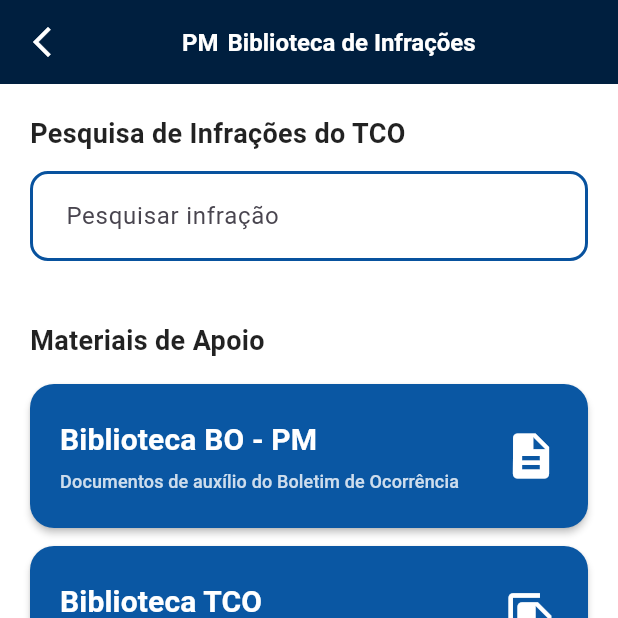
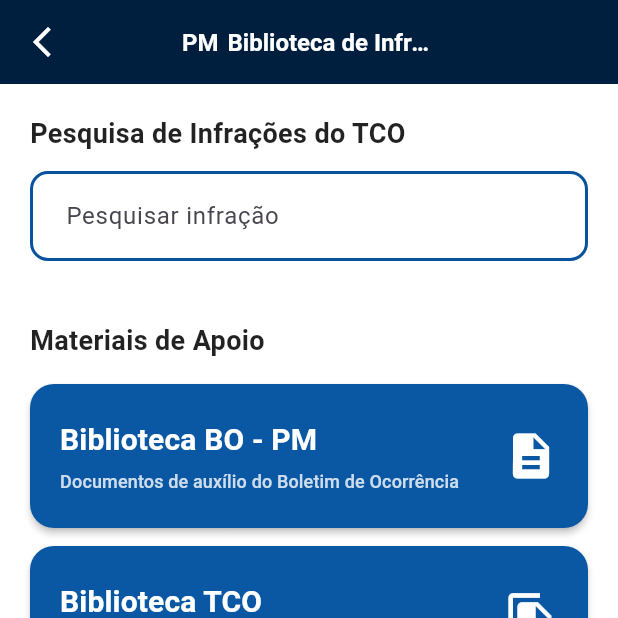
Before and after one commit to Leonel-Santos1/PDM_Projetct, a Flutter app: the HomePage screen opened by its route, after a tap on "Biblioteca", on a phone screen of 412 x 824 dp, the top half of it. Run offline on Flutter 3.47's test engine with Material 3 defaults, Android fonts, the phone set to English and light mode, and no system bars; our stand-ins replace google_fonts; Roboto replaces fonts that are missing (Plus Jakarta Sans); project files that could hold a hidden picture were left out.

Commit message:
Alterações no AppCardBO e no AppRoutes
# Conflicts:
#	lib/pages/home/HomePage.dart
#	lib/routes/routes.dart

```diff
--- a/lib/pages/home/HomePage.dart
+++ b/lib/pages/home/HomePage.dart
@@ -73,7 +73,7 @@ class HomePage extends StatelessWidget {
                       builder: (_) => ReusableFormBottomSheet(
                         title: "Criando BO-PM",
                         subtitle:
-                            "Preencha as informações para criar um novo BO-PM",
+                        "Preencha as informações para criar um novo BO-PM",
                         fixedInfoLabel: "UPM: 2º BPM",
                         fields: [
                           FormFieldConfig.dropdown(
@@ -131,7 +131,7 @@ class HomePage extends StatelessWidget {
                       builder: (_) => ReusableFormBottomSheet(
                         title: "Criando TCO",
                         subtitle:
-                            "Preencha as informações para criar um novo TCO",
+                        "Preencha as informações para criar um novo TCO",
                         fixedInfoLabel: "UPM: 2º BPM",
                         fields: [
                           FormFieldConfig.dropdown(
--- /dev/null
+++ b/lib/pages/library/page/LibraryPage.dart
@@ -0,0 +1,220 @@
+import 'package:flutter/material.dart';
+import '../../../widgets/appbar/AppBarCardBO.dart';
+import '../../../widgets/button/AppButton.dart';
+
+class LibraryPage extends StatefulWidget {
+  const LibraryPage({super.key});
+
+  @override
+  State<LibraryPage> createState() => _LibraryPageState();
+}
+
+class _LibraryPageState extends State<LibraryPage> {
+  final TextEditingController _searchController = TextEditingController();
+  List<String> _filteredInfracoes = [];
+
+  // Lista completa de infrações do TCO (pode adicionar quantas quiser)
+  final List<String> _infracoes = [
+    "Lesão corporal leve",
+    "Lesão corporal culposa",
+    "Perigo para a vida ou saúde de outrem",
+    "Exposição ou abandono de recém-nascido",
+    "Omissão de socorro",
+    "Omissão de socorro majorada pelo resultado",
+    "Maus tratos",
+    "Constrangimento ilegal",
+    "Ameaça",
+    "Perturbação da tranquilidade",
+    "Vias de fato",
+    "Dano",
+    "Furto",
+    "Roubo",
+    "Receptação",
+    "Apropriação indébita",
+    "Estelionato",
+    "Direção sem habilitação",
+    "Embriaguez ao volante",
+    "Posse de droga para consumo pessoal",
+  ];
+
+  @override
+  void initState() {
+    super.initState();
+    _searchController.addListener(_filtrarInfracoes);
+  }
+
+  @override
+  void dispose() {
+    _searchController.removeListener(_filtrarInfracoes);
+    _searchController.dispose();
+    super.dispose();
+  }
+
+  void _filtrarInfracoes() {
+    final query = _searchController.text.toLowerCase();
+    setState(() {
+      if (query.isEmpty) {
+        _filteredInfracoes = [];
+      } else {
+        _filteredInfracoes = _infracoes
+            .where((item) => item.contains(query))
+            .toList();
+      }
+    });
+  }
+
+  void _selecionarInfracao(String infracao) {
+    _searchController.text = infracao;
+    setState(() => _filteredInfracoes = []);
+    // Aqui você pode adicionar ao BO, abrir PDF, etc.
+    ScaffoldMessenger.of(context).showSnackBar(
+      SnackBar(content: Text("Adicionado: $infracao")),
+    );
+  }
+
+  @override
+  Widget build(BuildContext context) {
+    return Scaffold(
+      backgroundColor: Colors.white,
+      appBar: Appbarpm(
+        text: "Biblioteca de Infrações",
+        pmText: "PM",
+        showTagEnabled: false,
+        showRightIcon: false,
+        colorText: Colors.white,
+        fontSize: 16,
+      ),
+      body: Padding(
+        padding: const EdgeInsets.all(20),
+        child: Column(
+          crossAxisAlignment: CrossAxisAlignment.start,
+          children: [
+            // Título da seção
+            const Text(
+              "Pesquisa de Infrações do TCO",
+              style: TextStyle(
+                fontSize: 18,
+                fontWeight: FontWeight.bold,
+                color: Colors.black87,
+              ),
+            ),
+            const SizedBox(height: 12),
+
+            // Campo de busca + dropdown de resultados
+            Stack(
+              children: [
+                TextField(
+                  controller: _searchController,
+                  decoration: InputDecoration(
+                    hintText: "Pesquisar infração",
+                    filled: true,
+                    fillColor: Colors.white,
+                    contentPadding: const EdgeInsets.symmetric(horizontal: 20, vertical: 18),
+                    border: OutlineInputBorder(
+                      borderRadius: BorderRadius.circular(12),
+                      borderSide: const BorderSide(color: Color(0xFF08529E), width: 2),
+                    ),
+                    enabledBorder: OutlineInputBorder(
+                      borderRadius: BorderRadius.circular(12),
+                      borderSide: const BorderSide(color: Color(0xFF08529E), width: 2),
+                    ),
+                    focusedBorder: OutlineInputBorder(
+                      borderRadius: BorderRadius.circular(12),
+                      borderSide: const BorderSide(color: Color(0xFF08529E), width: 2.5),
+                    ),
+                  ),
+                ),
+
+                // Lista de resultados (só aparece quando tem texto)
+                if (_filteredInfracoes.isNotEmpty)
+                  Positioned(
+                    top: 60,
+                    left: 0,
+                    right: 0,
+                    child: Material(
+                      elevation: 8,
+                      borderRadius: BorderRadius.circular(12),
+                      child: Container(
+                        constraints: const BoxConstraints(maxHeight: 320),
+                        decoration: BoxDecoration(
+                          color: Colors.white,
+                          borderRadius: BorderRadius.circular(12),
+                          border: Border.all(color: Colors.grey.shade300),
+                        ),
+                        child: ListView.builder(
+                          padding: EdgeInsets.zero,
+                          shrinkWrap: true,
+                          itemCount: _filteredInfracoes.length,
+                          itemBuilder: (context, index) {
+                            return ListTile(
+                              title: Text(_filteredInfracoes[index]),
+                              onTap: () => _selecionarInfracao(_filteredInfracoes[index]),
+                            );
+                          },
+                        ),
+                      ),
+                    ),
+                  ),
+              ],
+            ),
+
+            const SizedBox(height: 40),
+
+            // Título da seção de materiais
+            const Text(
+              "Materiais de Apoio",
+              style: TextStyle(
+                fontSize: 18,
+                fontWeight: FontWeight.bold,
+                color: Colors.black87,
+              ),
+            ),
+            const SizedBox(height: 16),
+
+            // Botões reutilizando seu CardButton
+            CardButton(
+              title: "Biblioteca BO - PM",
+              titleFontSize: 20,
+              subtitle: "Documentos de auxílio do Boletim de Ocorrência",
+              subtitleFontSize: 12,
+              icon: Icons.description,
+              onPressed: () {
+                ScaffoldMessenger.of(context).showSnackBar(
+                  const SnackBar(content: Text("Abrindo Biblioteca BO - PM")),
+                );
+              },
+            ),
+            const SizedBox(height: 12),
+
+            CardButton(
+              title: "Biblioteca TCO",
+              titleFontSize: 20,
+              subtitle: "Documentos de auxílio do Termo Circunstanciado",
+              subtitleFontSize: 12,
+              icon: Icons.file_copy,
+              onPressed: () {
+                ScaffoldMessenger.of(context).showSnackBar(
+                  const SnackBar(content: Text("Abrindo Biblioteca TCO")),
+                );
+              },
+            ),
+            const SizedBox(height: 12),
+
+            CardButton(
+              title: "Orientações Procedimentais",
+              subtitle: "Documentos de auxílio para ocorrências processuais",
+              titleFontSize: 20,
+              subtitleFontSize: 12,
+              icon: Icons.menu_book,
+              onPressed: () {
+                ScaffoldMessenger.of(context).showSnackBar(
+                  const SnackBar(content: Text("Abrindo Orientações Procedimentais")),
+                );
+              },
+            ),
+          ],
+        ),
+      ),
+    );
+  }
+}
--- a/lib/routes/routes.dart
+++ b/lib/routes/routes.dart
@@ -3,7 +3,7 @@ import 'package:pdm_pm/pages/bopm/forms/OcorrenceData.dart';
 import 'package:pdm_pm/pages/login/LoginPage.dart';
 import 'package:pdm_pm/pages/home/HomePage.dart';
 import 'package:pdm_pm/pages/bopm/page/BOPage.dart';
-import 'package:pdm_pm/pages/library/LibraryPage.dart';
+import 'package:pdm_pm/pages/library/page/LibraryPage.dart';
 
 class AppRoutes {
   static const home = "/home";
--- a/lib/widgets/appbar/AppBarCardBO.dart
+++ b/lib/widgets/appbar/AppBarCardBO.dart
@@ -3,6 +3,8 @@
 import 'package:flutter/material.dart';
 import 'package:pdm_pm/routes/routes.dart';
 import 'package:pdm_pm/widgets/app/app_color.dart';
+
+import '../text/AppText.dart';
 
 class Appbarpm extends StatelessWidget implements PreferredSizeWidget {
   final String pmText;
@@ -57,38 +59,28 @@ class Appbarpm extends StatelessWidget implements PreferredSizeWidget {
         mainAxisSize: MainAxisSize.min,
         children: [
           Flexible(
-            child: Text(
-              pmText,
-              style: TextStyle(
-                fontFamily: 'Plus Jakarta Sans',
-                color: colorText,
-                fontSize: fontSize,
-                fontWeight: fontWeight,
-              ),
-              overflow: TextOverflow.visible,
-              softWrap: false,
-            ),
+            child: AppText.text(
+                text: pmText,
+                textColor: colorText,
+                textFontSize: fontSize,
+                textFontWeight: fontWeight
+            )
           ),
-          const SizedBox(width: 6),
+          SizedBox(width: 6),
           Flexible(
-            child: Text(
-              text,
-              style: TextStyle(
-                fontFamily: 'Plus Jakarta Sans',
-                color: colorText,
-                fontSize: fontSize,
-                fontWeight: fontWeight,
-              ),
-              overflow: TextOverflow.visible,
-              softWrap: false,
-            ),
+            child: AppText.text(
+              text: text,
+              textColor: colorText,
+              textFontSize: fontSize,
+              textFontWeight: fontWeight,
+            )
           ),
         ],
       ),
     );
 
     return AppBar(
-      backgroundColor: const Color.fromARGB(255, 0, 31, 63),
+      backgroundColor: Color.fromARGB(255, 0, 31, 63),
       elevation: 0,
       centerTitle: true, // sempre centralizado!
 
```
Also changed, not shown: lib/pages/bopm/forms/OcorrenceData.dart (+45 -0 lines), lib/widgets/appbar/AppBarCard.dart (+5 -5 lines).
